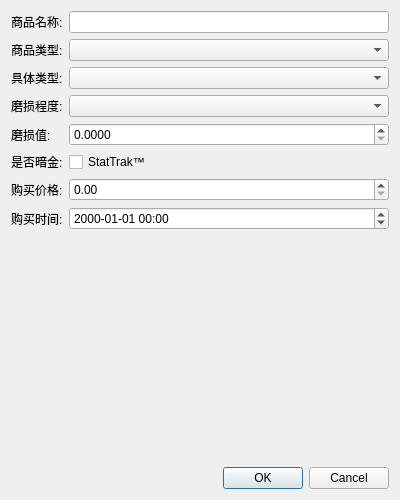
Qt form views/ui/add_item_dialog.ui (ZYitao/CS2) before a commit.
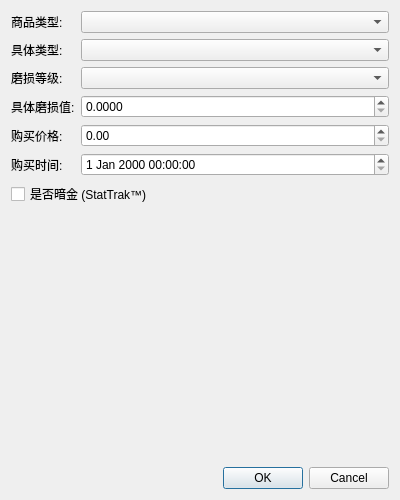
The same form after that commit.

The edit to the form file:
```diff
--- a/views/ui/add_item_dialog.ui
+++ b/views/ui/add_item_dialog.ui
@@ -17,53 +17,43 @@
    <item>
     <layout class="QFormLayout" name="formLayout">
      <item row="0" column="0">
-      <widget class="QLabel" name="label">
-       <property name="text">
-        <string>商品名称:</string>
-       </property>
-      </widget>
-     </item>
-     <item row="0" column="1">
-      <widget class="QLineEdit" name="name_input"/>
-     </item>
-     <item row="1" column="0">
       <widget class="QLabel" name="label_2">
        <property name="text">
         <string>商品类型:</string>
        </property>
       </widget>
      </item>
-     <item row="1" column="1">
+     <item row="0" column="1">
       <widget class="QComboBox" name="type_combo"/>
      </item>
-     <item row="2" column="0">
+     <item row="1" column="0">
       <widget class="QLabel" name="label_3">
        <property name="text">
         <string>具体类型:</string>
        </property>
       </widget>
      </item>
-     <item row="2" column="1">
+     <item row="1" column="1">
       <widget class="QComboBox" name="subtype_combo"/>
      </item>
-     <item row="3" column="0">
+     <item row="2" column="0">
       <widget class="QLabel" name="label_4">
        <property name="text">
-        <string>磨损程度:</string>
+        <string>磨损等级:</string>
        </property>
       </widget>
      </item>
-     <item row="3" column="1">
+     <item row="2" column="1">
       <widget class="QComboBox" name="wear_combo"/>
      </item>
-     <item row="4" column="0">
+     <item row="3" column="0">
       <widget class="QLabel" name="label_5">
        <property name="text">
-        <string>磨损值:</string>
+        <string>具体磨损值:</string>
        </property>
       </widget>
      </item>
-     <item row="4" column="1">
+     <item row="3" column="1">
       <widget class="QDoubleSpinBox" name="wear_value_input">
        <property name="decimals">
         <number>4</number>
@@ -76,45 +66,34 @@
        </property>
       </widget>
      </item>
-     <item row="5" column="0">
+     <item row="4" column="0">
       <widget class="QLabel" name="label_6">
        <property name="text">
-        <string>是否暗金:</string>
-       </property>
-      </widget>
-     </item>
-     <item row="5" column="1">
-      <widget class="QCheckBox" name="stattrak_checkbox">
-       <property name="text">
-        <string>StatTrak™</string>
-       </property>
-      </widget>
-     </item>
-     <item row="6" column="0">
-      <widget class="QLabel" name="label_7">
-       <property name="text">
         <string>购买价格:</string>
        </property>
       </widget>
      </item>
-     <item row="6" column="1">
+     <item row="4" column="1">
       <widget class="QDoubleSpinBox" name="price_input">
        <property name="maximum">
-        <double>100000.000000000000000</double>
+        <double>99999.990000000005239</double>
        </property>
       </widget>
      </item>
-     <item row="7" column="0">
-      <widget class="QLabel" name="label_8">
+     <item row="5" column="0">
+      <widget class="QLabel" name="label_7">
        <property name="text">
         <string>购买时间:</string>
        </property>
       </widget>
      </item>
-     <item row="7" column="1">
-      <widget class="QDateTimeEdit" name="time_input">
-       <property name="displayFormat">
-        <string>yyyy-MM-dd hh:mm</string>
+     <item row="5" column="1">
+      <widget class="QDateTimeEdit" name="time_input"/>
+     </item>
+     <item row="6" column="0" colspan="2">
+      <widget class="QCheckBox" name="stattrak_checkbox">
+       <property name="text">
+        <string>是否暗金 (StatTrak™)</string>
        </property>
       </widget>
      </item>
```
